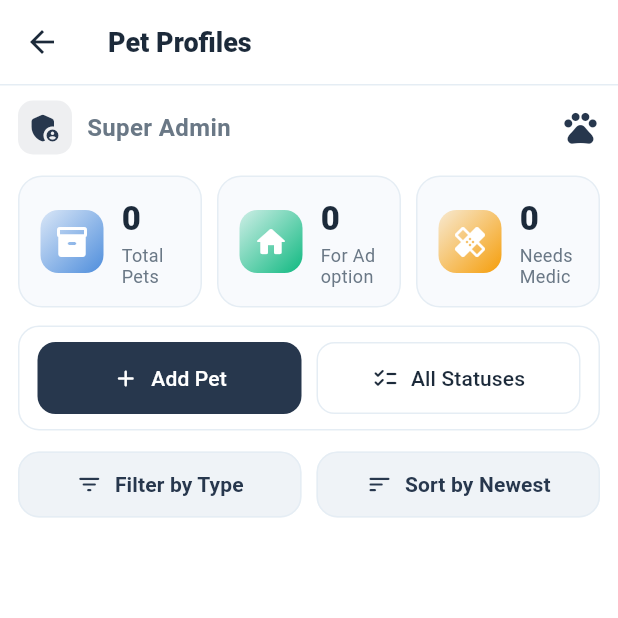
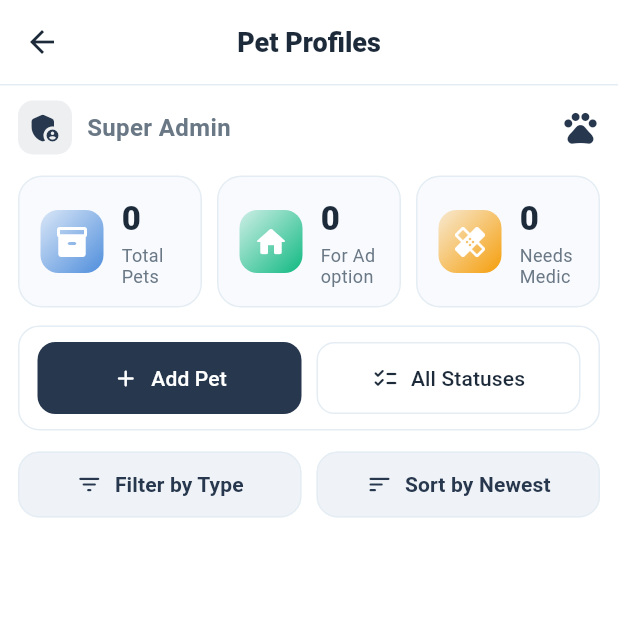
Before and after one commit to justtrona/pawlytics, a Flutter app: the AdminDashboard screen opened by its route, after a tap on the "menu" icon, after a tap on "Pet Profiles", on a phone screen of 412 x 824 dp, the top half of it. Run offline on Flutter 3.47's test engine with Material 3 defaults, Android fonts, the phone set to English and light mode, and no system bars; our stand-ins replace fl_chart, image_picker, share_plus, shared_preferences, supabase_flutter; missing offline and left inert: dart:html; accounts and stored records are empty.

Commit message:
dashboard admin

```diff
--- a/lib/views/admin/admin-dashboard.dart
+++ b/lib/views/admin/admin-dashboard.dart
@@ -44,6 +44,9 @@ class _AdminDashboardState extends State<AdminDashboard> {
 
   List<_DonationRowData> _latestDonationRows = const [];
 
+  // Top campaigns (dynamic)
+  List<_SimpleCampaign> _topCampaigns = const [];
+
   bool _loading = true;
 
   @override
@@ -51,7 +54,7 @@ class _AdminDashboardState extends State<AdminDashboard> {
     super.initState();
     WidgetsBinding.instance.addPostFrameCallback((_) {
       context.read<OperationalExpenseController>().loadAllocations();
-      _loadAdminIdentity(); // <- load name/email
+      _loadAdminIdentity();
       _loadDashboard();
     });
   }
@@ -62,7 +65,6 @@ class _AdminDashboardState extends State<AdminDashboard> {
       final user = sb.auth.currentUser;
       if (user == null) return;
 
-      // Try registration table first
       final row = await sb
           .from('registration')
           .select('fullName,email')
@@ -83,9 +85,7 @@ class _AdminDashboardState extends State<AdminDashboard> {
                         : 'Admin'));
         _adminEmail = emailFromReg.isNotEmpty ? emailFromReg : emailFallback;
       });
-    } catch (e) {
-      // keep defaults on error
-    }
+    } catch (_) {}
   }
 
   Future<void> _loadDashboard() async {
@@ -176,12 +176,38 @@ class _AdminDashboardState extends State<AdminDashboard> {
           })
           .toList(growable: false);
 
+      // Top campaigns (latest 6)
+      final campRows = await sb
+          .from('campaigns')
+          .select('program,fundraising_goal,currency,created_at')
+          .order('created_at', ascending: false)
+          .limit(6);
+
+      final topCamps = (campRows as List)
+          .map<_SimpleCampaign>((r) {
+            final name = (r['program'] ?? '').toString().trim();
+            final currency = (r['currency'] ?? 'PHP')
+                .toString()
+                .trim()
+                .toUpperCase();
+            final goal = (r['fundraising_goal'] is num)
+                ? (r['fundraising_goal'] as num).toDouble()
+                : double.tryParse('${r['fundraising_goal']}') ?? 0.0;
+            return _SimpleCampaign(
+              program: name.isEmpty ? 'Campaign' : name,
+              goal: goal,
+              currency: currency,
+            );
+          })
+          .toList(growable: false);
+
       setState(() {
         _todayTotalNum = today;
         _monthTotalNum = month;
         _weekTotals = weekTotals;
         _weekLabels = labels;
         _latestDonationRows = latestRows;
+        _topCampaigns = topCamps;
         _loading = false;
       });
     } catch (e) {
@@ -191,6 +217,7 @@ class _AdminDashboardState extends State<AdminDashboard> {
         _weekTotals = const [0, 0, 0, 0, 0, 0, 0];
         _weekLabels = const ['Mon', 'Tue', 'Wed', 'Thu', 'Fri', 'Sat', 'Sun'];
         _latestDonationRows = const [];
+        _topCampaigns = const [];
         _loading = false;
       });
     }
@@ -201,8 +228,17 @@ class _AdminDashboardState extends State<AdminDashboard> {
   static String _dateKey(DateTime d) =>
       '${d.year}-${d.month.toString().padLeft(2, '0')}-${d.day.toString().padLeft(2, '0')}';
 
+  // Keeps PHP for the big cards & chart tooltips
   String _formatCurrency(double v) =>
       'PHP ${v.toStringAsFixed(2).replaceAllMapped(RegExp(r'(\\d)(?=(\\d{3})+\\.)'), (m) => '${m[1]},')}';
+
+  // Plain number (no currency) for Top Campaigns list
+  String _formatMoneyPlain(double v) => v
+      .toStringAsFixed(2)
+      .replaceAllMapped(RegExp(r'(\\d)(?=(\\d{3})+\\.)'), (m) => '${m[1]},');
+
+  // Formats with per-row currency but returns PLAIN number only (as requested)
+  String _formatCurrencyAny(double v, [String? _]) => _formatMoneyPlain(v);
 
   double _niceMax(double v) {
     if (v <= 100) return (v / 25).ceil() * 25.0;
@@ -274,7 +310,6 @@ class _AdminDashboardState extends State<AdminDashboard> {
                           ),
                         ),
                         const SizedBox(width: 10),
-                        // Name + Email (dynamic)
                         Column(
                           crossAxisAlignment: CrossAxisAlignment.start,
                           children: [
@@ -479,16 +514,20 @@ class _AdminDashboardState extends State<AdminDashboard> {
 
               const SizedBox(height: 12),
 
+              // ---- Dynamic Top Campaigns (NO PHP label) ----
               _CardListSection(
                 title: "Top Campaigns",
-                items: const [
-                  _Item("Honey's Medical Bills", "PHP 1000.00"),
-                  _Item("Utilities", "PHP 500.00"),
-                  _Item("Stray Dogs Meals", "PHP 500.00"),
-                  _Item("Shelters’ Food & Water", "PHP 5500.00"),
-                  _Item("Honorarium", "PHP 3120.00"),
-                  _Item("Emergency Medical Fund", "PHP 4890.00"),
-                ],
+                items: _topCampaigns
+                    .map(
+                      (c) => _Item(
+                        c.program,
+                        _formatCurrencyAny(
+                          c.goal,
+                          c.currency,
+                        ), // returns plain number
+                      ),
+                    )
+                    .toList(),
               ),
             ],
           ),
@@ -511,7 +550,7 @@ class _AdminDashboardState extends State<AdminDashboard> {
               BoxShadow(
                 color: Colors.black.withOpacity(0.2),
                 blurRadius: 6,
-                offset: const Offset(0, 3),
+                offset: Offset(0, 3),
               ),
             ],
           ),
@@ -546,13 +585,23 @@ class _AdminDashboardState extends State<AdminDashboard> {
 // Helper models & widgets
 // -------------------------------------------------------------------
 
+class _SimpleCampaign {
+  final String program;
+  final double goal;
+  final String currency;
+  _SimpleCampaign({
+    required this.program,
+    required this.goal,
+    required this.currency,
+  });
+}
+
 class _DonationRowData {
   final String donor;
   final String type; // 'Cash' or 'InKind'
   final double amount;
   final String? item;
   final int? quantity;
-
   const _DonationRowData({
     required this.donor,
     required this.type,
@@ -566,8 +615,10 @@ class _LatestDonationsSection extends StatelessWidget {
   final List<_DonationRowData> items;
   const _LatestDonationsSection({required this.items});
 
-  String _formatCurrency(double v) =>
-      'PHP ${v.toStringAsFixed(2).replaceAllMapped(RegExp(r'(\\d)(?=(\\d{3})+\\.)'), (m) => '${m[1]},')}';
+  // NO PHP label here — plain number
+  String _formatMoneyPlain(double v) => v
+      .toStringAsFixed(2)
+      .replaceAllMapped(RegExp(r'(\\d)(?=(\\d{3})+\\.)'), (m) => '${m[1]},');
 
   @override
   Widget build(BuildContext context) {
@@ -580,7 +631,7 @@ class _LatestDonationsSection extends StatelessWidget {
           BoxShadow(
             color: Colors.black.withOpacity(0.05),
             blurRadius: 6,
-            offset: const Offset(0, 3),
+            offset: Offset(0, 3),
           ),
         ],
       ),
@@ -684,7 +735,7 @@ class _LatestDonationsSection extends StatelessWidget {
                           ),
                         ),
                         Text(
-                          _formatCurrency(it.amount),
+                          _formatMoneyPlain(it.amount), // no PHP
                           style: const TextStyle(
                             fontSize: 14,
                             fontWeight: FontWeight.w700,
@@ -754,7 +805,7 @@ class _CardListSection extends StatelessWidget {
           BoxShadow(
             color: Colors.black.withOpacity(0.05),
             blurRadius: 6,
-            offset: const Offset(0, 3),
+            offset: Offset(0, 3),
           ),
         ],
       ),
@@ -811,7 +862,7 @@ class _CardListSection extends StatelessWidget {
                         ),
                         const SizedBox(width: 10),
                         Text(
-                          item.right,
+                          item.right, // already plain number
                           style: const TextStyle(
                             fontSize: 14,
                             fontWeight: FontWeight.w600,
--- a/lib/views/admin/admin_widgets/stats-grid.dart
+++ b/lib/views/admin/admin_widgets/stats-grid.dart
@@ -9,113 +9,68 @@ class StatsGrid extends StatefulWidget {
 }
 
 class _StatsGridState extends State<StatsGrid> {
+  static const _accent = Color(0xFFEC8C69);
+
   final _sb = Supabase.instance.client;
 
-  // --------- Adjust table/column names here if your schema differs ----------
-  static const _usersTable = 'registration'; // admins/staff/users
-  static const _userNameCol = 'fullName';
-  static const _userEmailCol = 'email';
-
-  static const _donationsTable = 'donations';
-  static const _donorNameCol = 'donor_name';
-
-  static const _campaignsTable = 'campaigns';
-  // The fields we’ll scan for the word "urgent" (case-insensitive)
-  static const _campaignUrgentFields = <String>[
-    'category',
-    'program',
-    'description',
-    'tags', // if you store comma-separated tags
-  ];
-
-  static const _petsTable = 'pet_profiles';
-  // -------------------------------------------------------------------------
+  int _totalUsers = 0;
+  int _campaigns = 0;
+  int _urgentCases = 0;
+  int _totalPets = 0;
 
   bool _loading = true;
   String? _error;
 
-  int _totalUsers = 0;
-  int _campaigns = 0;
-  int _urgent = 0;
-  int _pets = 0;
-
   @override
   void initState() {
     super.initState();
-    _loadCounts();
+    _load();
   }
 
-  Future<void> _loadCounts() async {
+  Future<void> _load() async {
     setState(() {
       _loading = true;
       _error = null;
     });
 
     try {
-      // ---- Unique Users = union(registration users, donations donors)
-      final usersRows = await _sb
-          .from(_usersTable)
-          .select('$_userNameCol, $_userEmailCol');
+      // ----- Total admins (registration) -----
+      final regRows = await _sb.from('registration').select('id');
+      final adminCount = (regRows as List).length;
 
-      final donorsRows = await _sb
-          .from(_donationsTable)
-          .select('$_donorNameCol');
+      // ----- Distinct donors by donor_name (column exists) -----
+      // Some rows might have null/empty names; filter client-side to be safe.
+      final donorRows = await _sb
+          .from('donations')
+          .select('donor_name'); // no donor_email
+      final donorNames = <String>{};
+      for (final r in (donorRows as List)) {
+        final name = (r['donor_name'] ?? '').toString().trim().toLowerCase();
+        if (name.isNotEmpty) donorNames.add(name);
+      }
+      final donorCount = donorNames.length;
 
-      final uniquePeople = <String>{};
+      // ----- Campaigns (all) -----
+      final campRows = await _sb.from('campaigns').select('id');
+      final campaigns = (campRows as List).length;
 
-      String? _norm(String? s) {
-        if (s == null) return null;
-        final v = s.trim().toLowerCase();
-        return v.isEmpty ? null : v;
-      }
+      // ----- Urgent Cases (category ILIKE 'urgent') -----
+      final urgentRows = await _sb
+          .from('campaigns')
+          .select('id')
+          .ilike('category', 'urgent');
+      final urgent = (urgentRows as List).length;
 
-      for (final r in (usersRows as List)) {
-        final name = _norm(r[_userNameCol]?.toString());
-        final email = _norm(r[_userEmailCol]?.toString());
-        if (name != null) {
-          uniquePeople.add(name);
-        } else if (email != null) {
-          uniquePeople.add(email);
-        }
-      }
-
-      for (final r in (donorsRows as List)) {
-        final donor = _norm(r[_donorNameCol]?.toString());
-        if (donor != null) uniquePeople.add(donor);
-      }
-
-      // ---- Campaigns (total + urgent)
-      // Pull common text fields so we can detect "urgent" on the client
-      final campaignsRows = await _sb
-          .from(_campaignsTable)
-          .select(['id', ..._campaignUrgentFields].join(','));
-
-      final campaignsList = (campaignsRows as List).cast<Map>();
-
-      int urgentCount = 0;
-      for (final row in campaignsList) {
-        final hasUrgent = _campaignUrgentFields.any((col) {
-          final v = row[col]?.toString().toLowerCase() ?? '';
-          return v.contains('urgent');
-        });
-        if (hasUrgent) urgentCount++;
-      }
-
-      // If you have a boolean like `is_urgent` instead, replace the block above
-      // with this single query (and remove the text scan):
-      //
-      // final urgentRows = await _sb.from(_campaignsTable).select('id').eq('is_urgent', true);
-      // final urgentCount = (urgentRows as List).length;
-
-      // ---- Pets
-      final petsRows = await _sb.from(_petsTable).select('id');
+      // ----- Total Pets -----
+      final petRows = await _sb.from('pet_profiles').select('id');
+      final pets = (petRows as List).length;
 
       if (!mounted) return;
       setState(() {
-        _totalUsers = uniquePeople.length;
-        _campaigns = campaignsList.length;
-        _urgent = urgentCount;
-        _pets = (petsRows as List).length;
+        _totalUsers = adminCount + donorCount;
+        _campaigns = campaigns;
+        _urgentCases = urgent;
+        _totalPets = pets;
         _loading = false;
       });
     } catch (e) {
@@ -129,45 +84,43 @@ class _StatsGridState extends State<StatsGrid> {
 
   @override
   Widget build(BuildContext context) {
-    if (_loading) return const _SkeletonGrid();
+    if (_loading) {
+      return const Padding(
+        padding: EdgeInsets.symmetric(vertical: 24),
+        child: Center(child: CircularProgressIndicator()),
+      );
+    }
+
     if (_error != null) {
       return Padding(
         padding: const EdgeInsets.symmetric(horizontal: 12, vertical: 8),
-        child: Column(
-          children: [
-            Container(
+        child: Container(
           padding: const EdgeInsets.all(12),
           decoration: BoxDecoration(
-                color: Colors.red.withOpacity(.06),
+            color: const Color(0xFFFFF1F2),
             borderRadius: BorderRadius.circular(12),
-                border: Border.all(color: Colors.red.withOpacity(.3)),
+            border: Border.all(color: const Color(0xFFFFCDD2)),
           ),
           child: Row(
             children: [
               const Icon(Icons.error_outline, color: Colors.red),
               const SizedBox(width: 8),
-                  Expanded(child: Text('Failed to load stats: $_error')),
-                  TextButton(
-                    onPressed: _loadCounts,
-                    child: const Text('Retry'),
+              Expanded(
+                child: Text(
+                  'Failed to load stats: $_error',
+                  style: const TextStyle(color: Colors.red),
                 ),
+              ),
+              TextButton(onPressed: _load, child: const Text('Retry')),
             ],
           ),
         ),
-            const SizedBox(height: 8),
-            _grid(),
-          ],
-        ),
-      );
-    }
-    return Padding(
-      padding: const EdgeInsets.symmetric(horizontal: 12, vertical: 8),
-      child: _grid(),
       );
     }
 
-  Widget _grid() {
-    return GridView.count(
+    return Padding(
+      padding: const EdgeInsets.symmetric(horizontal: 12, vertical: 8),
+      child: GridView.count(
         shrinkWrap: true,
         physics: const NeverScrollableScrollPhysics(),
         crossAxisCount: 2,
@@ -175,37 +128,44 @@ class _StatsGridState extends State<StatsGrid> {
         mainAxisSpacing: 12,
         crossAxisSpacing: 12,
         children: [
-        const _StatCard(
+          _StatCard(
             icon: Icons.people,
-          title: "Total Users",
-        ).withValue(_totalUsers),
-        const _StatCard(
+            title: 'Total Users',
+            value: '$_totalUsers',
+          ),
+          _StatCard(
             icon: Icons.campaign,
-          title: "Campaigns",
-        ).withValue(_campaigns),
-        const _StatCard(
+            title: 'Campaigns',
+            value: '$_campaigns',
+          ),
+          _StatCard(
             icon: Icons.warning_amber_rounded,
-          title: "Urgent Cases",
-        ).withValue(_urgent),
-        const _StatCard(icon: Icons.pets, title: "Total Pets").withValue(_pets),
+            title: 'Urgent Cases',
+            value: '$_urgentCases',
+          ),
+          _StatCard(
+            icon: Icons.pets,
+            title: 'Total Pets',
+            value: '$_totalPets',
+          ),
         ],
+      ),
     );
   }
 }
 
-// ---------- UI bits ----------
-
 class _StatCard extends StatelessWidget {
   final IconData icon;
   final String title;
-  final String? valueText;
+  final String value;
+
+  const _StatCard({
+    required this.icon,
+    required this.title,
+    required this.value,
+  });
 
   static const brandColor = Color(0xFFEC8C69);
-
-  const _StatCard({required this.icon, required this.title, this.valueText});
-
-  _StatCard withValue(int v) =>
-      _StatCard(icon: icon, title: title, valueText: '$v');
 
   @override
   Widget build(BuildContext context) {
@@ -228,15 +188,15 @@ class _StatCard extends StatelessWidget {
           const SizedBox(width: 8),
           Expanded(
             child: Column(
+              mainAxisAlignment: MainAxisAlignment.center,
               crossAxisAlignment: CrossAxisAlignment.start,
-              mainAxisAlignment: MainAxisAlignment.center,
               children: [
                 Text(
                   title,
                   style: const TextStyle(fontSize: 13, color: Colors.black87),
                 ),
                 Text(
-                  valueText ?? '—',
+                  value,
                   style: const TextStyle(
                     fontSize: 18,
                     fontWeight: FontWeight.bold,
@@ -251,29 +211,3 @@ class _StatCard extends StatelessWidget {
     );
   }
 }
-
-class _SkeletonGrid extends StatelessWidget {
-  const _SkeletonGrid();
-
-  @override
-  Widget build(BuildContext context) {
-    Widget box() => Container(
-      decoration: BoxDecoration(
-        color: Colors.grey.shade200,
-        borderRadius: BorderRadius.circular(12),
-      ),
-    );
-    return Padding(
-      padding: const EdgeInsets.symmetric(horizontal: 12, vertical: 8),
-      child: GridView.count(
-        shrinkWrap: true,
-        physics: const NeverScrollableScrollPhysics(),
-        crossAxisCount: 2,
-        childAspectRatio: 2.8,
-        mainAxisSpacing: 12,
-        crossAxisSpacing: 12,
-        children: List.generate(4, (_) => box()),
-      ),
-    );
-  }
-}
--- a/lib/views/admin/pet-profiles/pet-profiles.dart
+++ b/lib/views/admin/pet-profiles/pet-profiles.dart
@@ -239,6 +239,7 @@ class _PetProfilesState extends State<PetProfiles> {
         elevation: 0,
         backgroundColor: Colors.white,
         foregroundColor: _brandDark,
+        centerTitle: true,
         leading: const BackButton(color: _brandDark),
         title: const Text(
           'Pet Profiles',
```
Lines whose indentation alone changed are shown as unchanged.
